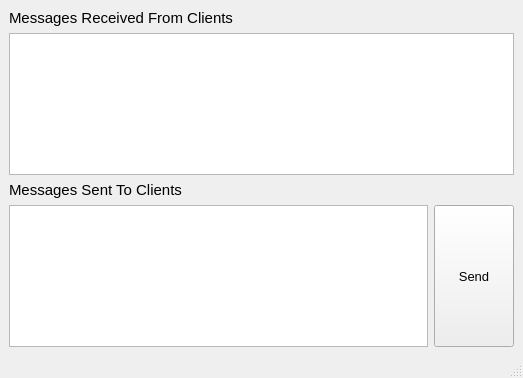
Before: the Qt Designer form mainwindow.ui in zubair-appdev/ServerApp, drawn with Qt 5.
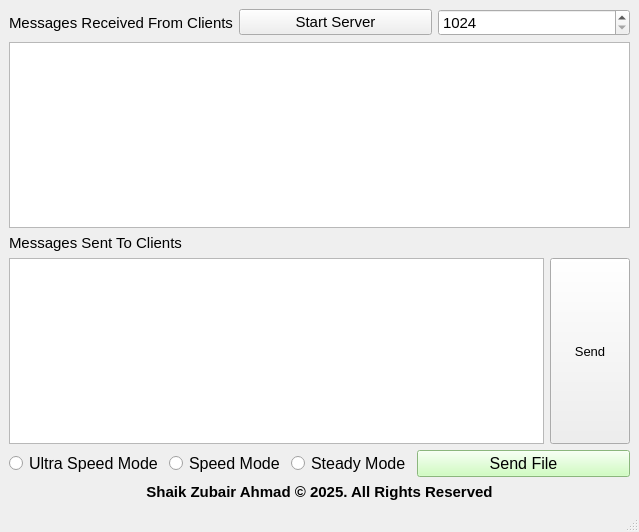
After: the same form once the commit is applied.

Commit message: Send File option added in both client and server.

```diff
--- a/mainwindow.ui
+++ b/mainwindow.ui
@@ -6,40 +6,15 @@
    <rect>
     <x>0</x>
     <y>0</y>
-    <width>523</width>
-    <height>378</height>
+    <width>639</width>
+    <height>532</height>
    </rect>
   </property>
   <property name="windowTitle">
    <string>MainWindow</string>
   </property>
   <widget class="QWidget" name="centralwidget">
-   <layout class="QGridLayout" name="gridLayout">
-    <item row="0" column="0">
-     <layout class="QVBoxLayout" name="verticalLayout">
-      <item>
-       <widget class="QLabel" name="label">
-        <property name="font">
-         <font>
-          <pointsize>11</pointsize>
-         </font>
-        </property>
-        <property name="text">
-         <string>Messages Received From Clients</string>
-        </property>
-       </widget>
-      </item>
-      <item>
-       <widget class="QTextEdit" name="textEdit_server">
-        <property name="font">
-         <font>
-          <pointsize>10</pointsize>
-         </font>
-        </property>
-       </widget>
-      </item>
-     </layout>
-    </item>
+   <layout class="QGridLayout" name="gridLayout_2">
     <item row="1" column="0">
      <layout class="QVBoxLayout" name="verticalLayout_2">
       <item>
@@ -87,6 +62,137 @@
       </item>
      </layout>
     </item>
+    <item row="0" column="0">
+     <layout class="QGridLayout" name="gridLayout">
+      <item row="0" column="0">
+       <widget class="QLabel" name="label">
+        <property name="font">
+         <font>
+          <pointsize>11</pointsize>
+         </font>
+        </property>
+        <property name="text">
+         <string>Messages Received From Clients</string>
+        </property>
+       </widget>
+      </item>
+      <item row="0" column="1">
+       <widget class="QPushButton" name="pushButton_startServer">
+        <property name="font">
+         <font>
+          <pointsize>11</pointsize>
+         </font>
+        </property>
+        <property name="text">
+         <string>Start Server</string>
+        </property>
+       </widget>
+      </item>
+      <item row="0" column="2">
+       <widget class="QSpinBox" name="spinBox_serverPort">
+        <property name="font">
+         <font>
+          <pointsize>11</pointsize>
+         </font>
+        </property>
+        <property name="toolTip">
+         <string>Range : 1024 - 49151</string>
+        </property>
+        <property name="minimum">
+         <number>1024</number>
+        </property>
+        <property name="maximum">
+         <number>49151</number>
+        </property>
+       </widget>
+      </item>
+      <item row="1" column="0" colspan="3">
+       <widget class="QTextEdit" name="textEdit_server">
+        <property name="font">
+         <font>
+          <pointsize>10</pointsize>
+         </font>
+        </property>
+       </widget>
+      </item>
+     </layout>
+    </item>
+    <item row="2" column="0">
+     <layout class="QHBoxLayout" name="horizontalLayout_3">
+      <item>
+       <layout class="QHBoxLayout" name="horizontalLayout_2">
+        <item>
+         <widget class="QRadioButton" name="radioButton_ultraSpeedMode">
+          <property name="font">
+           <font>
+            <pointsize>12</pointsize>
+           </font>
+          </property>
+          <property name="text">
+           <string>Ultra Speed Mode</string>
+          </property>
+         </widget>
+        </item>
+        <item>
+         <widget class="QRadioButton" name="radioButton_speedMode">
+          <property name="font">
+           <font>
+            <pointsize>12</pointsize>
+           </font>
+          </property>
+          <property name="text">
+           <string>Speed Mode</string>
+          </property>
+         </widget>
+        </item>
+        <item>
+         <widget class="QRadioButton" name="radioButton_steadyMode">
+          <property name="font">
+           <font>
+            <pointsize>12</pointsize>
+           </font>
+          </property>
+          <property name="text">
+           <string>Steady Mode</string>
+          </property>
+         </widget>
+        </item>
+       </layout>
+      </item>
+      <item>
+       <widget class="QPushButton" name="pushButton_sendFile">
+        <property name="font">
+         <font>
+          <pointsize>12</pointsize>
+         </font>
+        </property>
+        <property name="styleSheet">
+         <string notr="true">background-color: rgb(194, 255, 175);</string>
+        </property>
+        <property name="text">
+         <string>Send File</string>
+        </property>
+       </widget>
+      </item>
+     </layout>
+    </item>
+    <item row="3" column="0">
+     <widget class="QLabel" name="label_copyright">
+      <property name="font">
+       <font>
+        <pointsize>11</pointsize>
+        <weight>75</weight>
+        <bold>true</bold>
+       </font>
+      </property>
+      <property name="text">
+       <string>Shaik Zubair Ahmad ©️ 2025. All Rights Reserved</string>
+      </property>
+      <property name="alignment">
+       <set>Qt::AlignCenter</set>
+      </property>
+     </widget>
+    </item>
    </layout>
   </widget>
   <widget class="QMenuBar" name="menubar">
```
Left out of the diff: 2 changed lines with no effect on the pictures. The commit also changes 5 other files.
